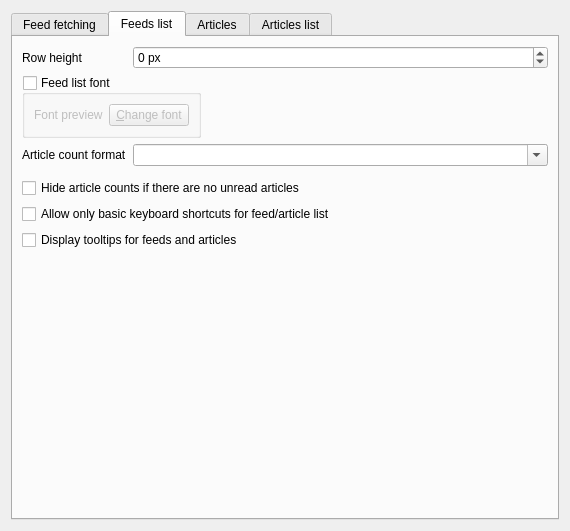
Qt form src/librssguard/gui/settings/settingsfeedsmessages.ui (martinrotter/rssguard) before a commit.
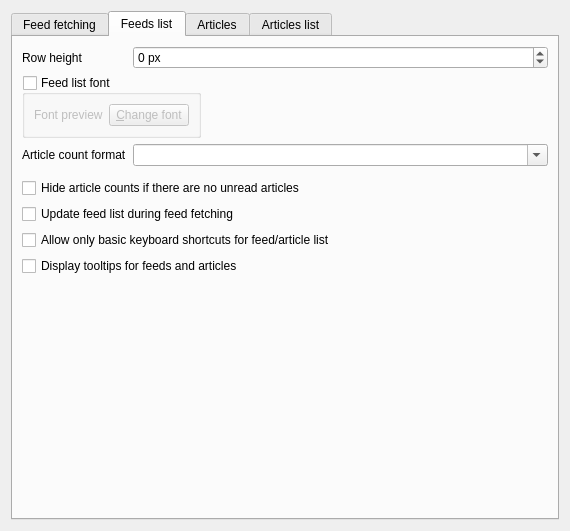
The same form after that commit. The open tabs and pages were chosen to show the change. Custom widgets are drawn as their Qt base class.

What changed in the file:
```diff
--- a/src/librssguard/gui/settings/settingsfeedsmessages.ui
+++ b/src/librssguard/gui/settings/settingsfeedsmessages.ui
@@ -284,20 +284,27 @@
          </property>
         </widget>
        </item>
-       <item row="5" column="0" colspan="2">
+       <item row="6" column="0" colspan="2">
         <widget class="QCheckBox" name="m_cbListsRestrictedShortcuts">
          <property name="text">
           <string>Allow only basic keyboard shortcuts for feed/article list</string>
          </property>
         </widget>
        </item>
-       <item row="6" column="0" colspan="2">
+       <item row="7" column="0" colspan="2">
         <widget class="QCheckBox" name="m_checkShowTooltips">
          <property name="text">
           <string>Display tooltips for feeds and articles</string>
          </property>
         </widget>
        </item>
+       <item row="5" column="0" colspan="2">
+        <widget class="QCheckBox" name="m_cbUpdateFeedListDuringFetching">
+         <property name="text">
+          <string>Update feed list during feed fetching</string>
+         </property>
+        </widget>
+       </item>
       </layout>
      </widget>
      <widget class="QWidget" name="m_tabMessages">
```
Left out of the diff: 3 changed lines with no effect on the pictures.
